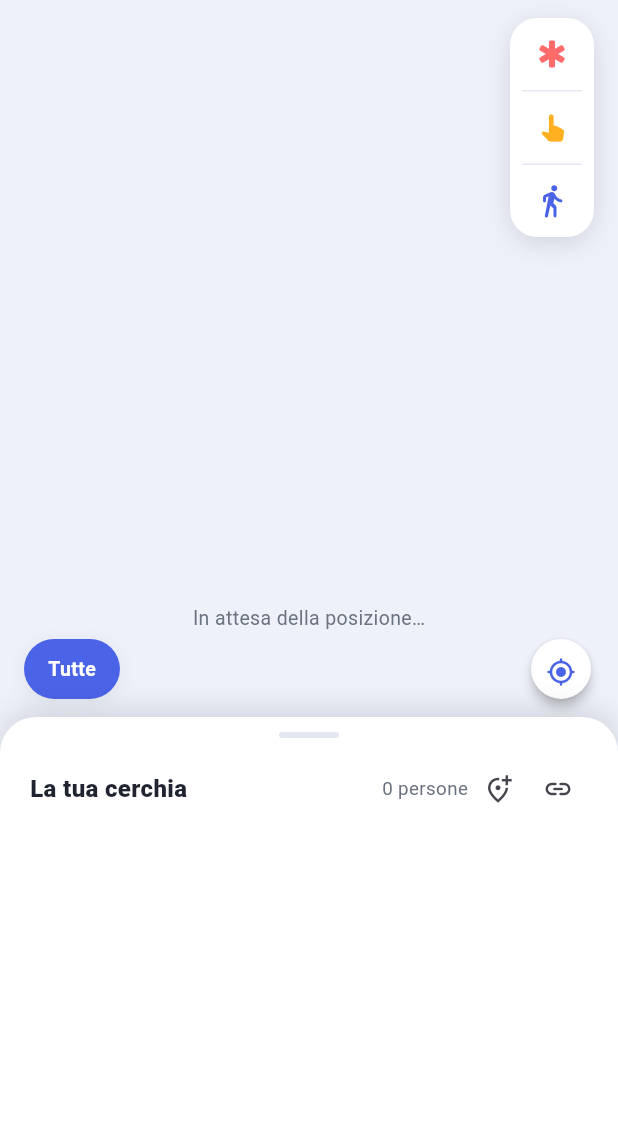
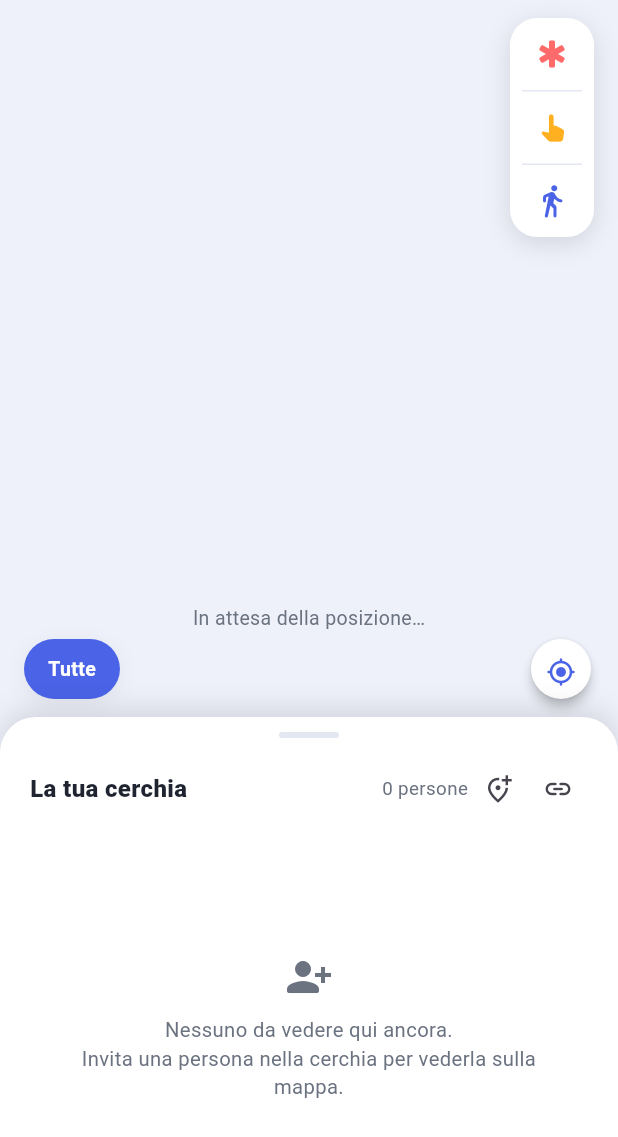
Before and after one commit to Taaawhiri/Kinly, a Flutter app: the MapHomeScreen screen opened directly, on a phone screen of 412 x 824 dp. Shown: the top 1137 px of the screen. Run offline on Flutter 3.47's test engine with Material 3 defaults, Android fonts, the phone set to English and light mode, and no system bars; our stand-ins replace app_links, battery_plus, firebase_core, firebase_crashlytics, firebase_messaging, flutter_compass and 8 more; missing offline and left inert: maplibre_gl; accounts and stored records are empty; network calls fail.

Commit message:
Icona GPS ben centrata nel pulsante, testo di aiuto quando la cerchia è vuota sulla mappa
- Pulsante "centra su di me": my_location_rounded aveva il puntino
  visivamente decentrato nel cerchio; sostituito con gps_fixed_rounded
  (già usato altrove nell'app), geometricamente simmetrico.
- Pannello "La tua cerchia": se non c'è ancora nessun altro da vedere,
  mostra un invito a aggiungere qualcuno invece di restare vuoto.

Co-Authored-By: Claude Fable 5 <noreply@anthropic.com>
Claude-Session: https://claude.ai/code/session_01CpCZYmCTmyt1v5GkCEhjyD

```diff
--- a/lib/screens/map/map_home_screen.dart
+++ b/lib/screens/map/map_home_screen.dart
@@ -723,7 +723,25 @@ class _MapHomeScreenState extends State<MapHomeScreen> {
                               ),
                             ),
                             Expanded(
-                              child: ListView.separated(
+                              child: people.isEmpty
+                                  ? Center(
+                                      child: Padding(
+                                        padding: const EdgeInsets.symmetric(horizontal: 32),
+                                        child: Column(
+                                          mainAxisSize: MainAxisSize.min,
+                                          children: [
+                                            Icon(Icons.person_add_alt_1_rounded, size: 32, color: AppTheme.textSecondary),
+                                            const SizedBox(height: 10),
+                                            Text(
+                                              'Nessuno da vedere qui ancora.\nInvita una persona nella cerchia per vederla sulla mappa.',
+                                              textAlign: TextAlign.center,
+                                              style: TextStyle(color: AppTheme.textSecondary, fontSize: 13.5, height: 1.4),
+                                            ),
+                                          ],
+                                        ),
+                                      ),
+                                    )
+                                  : ListView.separated(
                                       controller: scrollController,
                                       padding: const EdgeInsets.symmetric(horizontal: 16, vertical: 6),
                                       itemCount: people.length,
@@ -1219,7 +1237,7 @@ class _CenterOnMeButton extends StatelessWidget {
           padding: const EdgeInsets.all(12),
           child: loading
               ? const SizedBox(width: 20, height: 20, child: CircularProgressIndicator(strokeWidth: 2.2))
-              : Icon(Icons.my_location_rounded, color: AppTheme.primary, size: 20),
+              : Icon(Icons.gps_fixed_rounded, color: AppTheme.primary, size: 20),
         ),
       ),
     );
```
Lines whose indentation alone changed are shown as unchanged.
